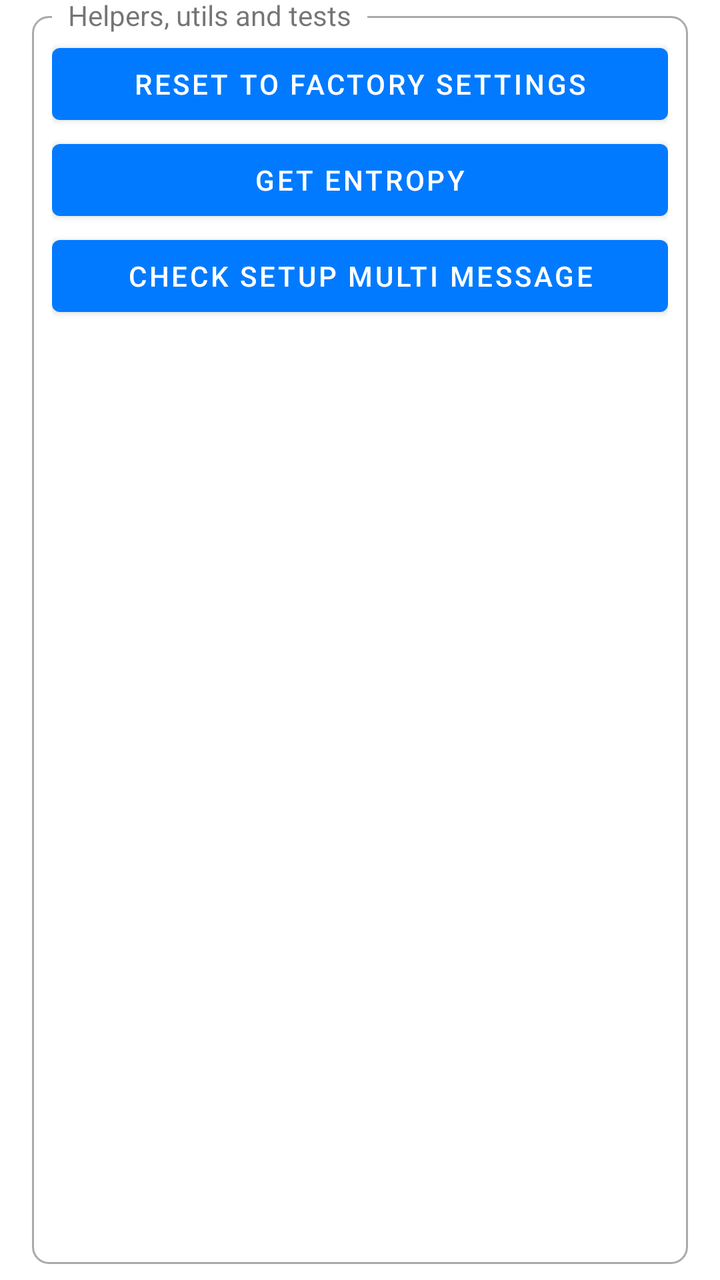
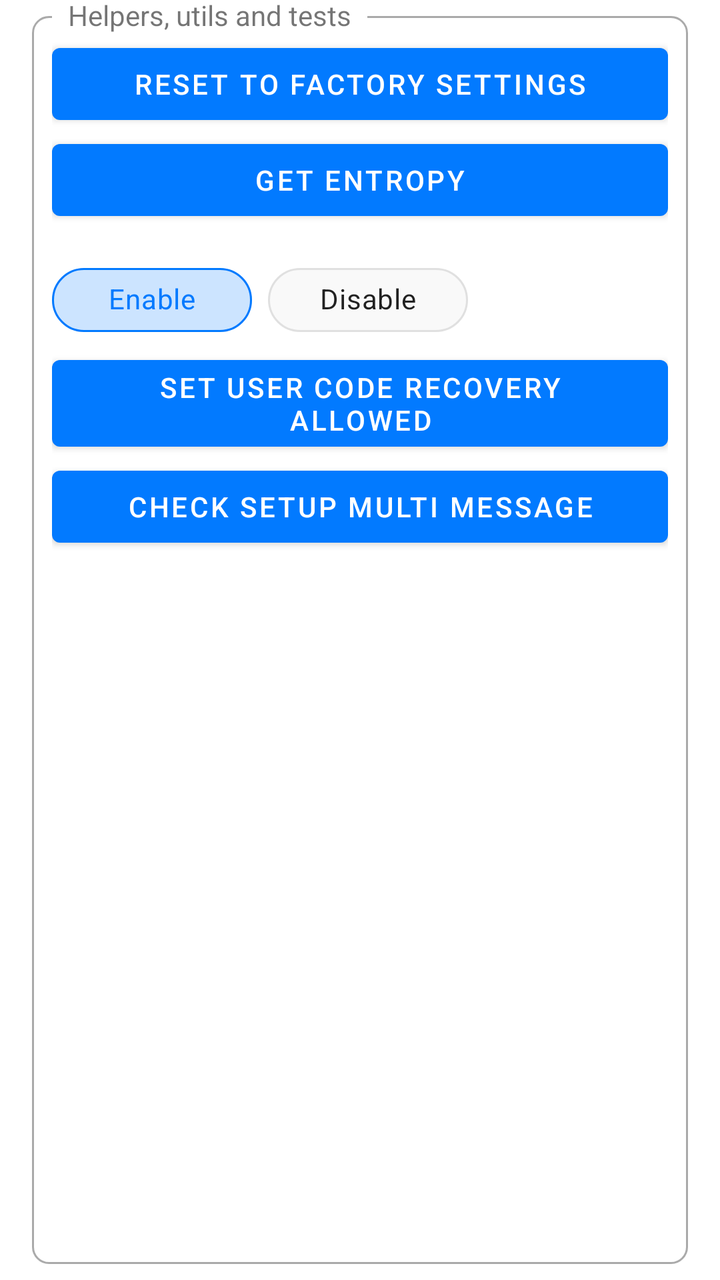

The first picture is an Android layout as it rendered before a commit; the second is the same layout after the commit. The layout source and the unified diff follow.
<!-- AndroidManifest.xml: application theme AppTheme -->
<!-- res/layout/utils.xml -->
<?xml version="1.0" encoding="utf-8"?>
<FrameLayout xmlns:android="http://schemas.android.com/apk/res/android"
    android:layout_width="match_parent"
    android:layout_height="wrap_content"
    android:clipToPadding="false"
    android:paddingStart="@dimen/box_padding_horizontal"
    android:paddingTop="@dimen/box_padding_vertical"
    android:paddingEnd="@dimen/box_padding_horizontal"
    android:paddingBottom="@dimen/box_padding_vertical">

    <FrameLayout
        android:layout_width="match_parent"
        android:layout_height="match_parent"
        android:background="@drawable/rounded_corner" />

    <TextView
        android:layout_width="wrap_content"
        android:layout_height="wrap_content"
        android:background="?android:windowBackground"
        android:paddingStart="8dp"
        android:paddingEnd="8dp"
        android:text="Helpers, utils and tests"
        android:translationX="10dp"
        android:translationY="-10dp" />

    <FrameLayout
        android:id="@+id/contentContainer"
        android:layout_width="match_parent"
        android:layout_height="match_parent"
        android:clipToPadding="false"
        android:padding="10dp">

        <LinearLayout
            android:layout_width="match_parent"
            android:layout_height="wrap_content"
            android:orientation="vertical">

            <Button
                android:id="@+id/btnResetToFactory"
                android:layout_width="match_parent"
                android:layout_height="wrap_content"
                android:text="Reset to factory settings" />

            <Button
                android:id="@+id/btnGetEntropy"
                android:layout_width="match_parent"
                android:layout_height="wrap_content"
                android:text="Get entropy" />

            <Button
                android:id="@+id/btnCheckSetMessage"
                android:layout_width="match_parent"
                android:layout_height="wrap_content"
                android:text="Check setup multi message" />

        </LinearLayout>

    </FrameLayout>

</FrameLayout>
<!-- resources referenced by this layout -->
<resources>
  <dimen name="box_padding_horizontal">16dp</dimen>
  <dimen name="box_padding_vertical">8dp</dimen>
  <!-- drawable rounded_corner (drawable) -->
  <?xml version="1.0" encoding="utf-8"?>
  <shape xmlns:android="http://schemas.android.com/apk/res/android">
      <stroke
          android:width="1dp"
          android:color="@android:color/darker_gray" />
  
      <solid android:color="@android:color/transparent" />
  
      <padding
          android:bottom="5dp"
          android:left="5dp"
          android:right="5dp"
          android:top="5dp" />
  
      <corners android:radius="8dp" />
  </shape>
  <style name="AppTheme" parent="Theme.MaterialComponents.DayNight.NoActionBar">
          <item name="colorPrimary">@color/primary</item>
          <item name="colorPrimaryDark">@color/primary_dark</item>
          <item name="colorOnPrimary">@color/on_primary</item>
          <item name="colorSecondary">@color/primary</item>
      </style>
  <color name="primary">#027aff</color>
  <color name="primary_dark">#0a02ff</color>
  <color name="on_primary">#FFFFFF</color>
</resources>

<!-- the commit's change to res/layout/utils.xml (unified diff, before → after) -->
@@ -2,6 +2,7 @@
 <FrameLayout xmlns:android="http://schemas.android.com/apk/res/android"
     android:layout_width="match_parent"
     android:layout_height="wrap_content"
+    xmlns:app="http://schemas.android.com/apk/res-auto"
     android:clipToPadding="false"
     android:paddingStart="@dimen/box_padding_horizontal"
     android:paddingTop="@dimen/box_padding_vertical"
@@ -47,6 +48,38 @@
                 android:layout_height="wrap_content"
                 android:text="Get entropy" />
 
+            <com.google.android.material.chip.ChipGroup
+                android:id="@+id/chipGroupUserCodeRecoveryAllowed"
+                android:layout_width="match_parent"
+                android:layout_height="wrap_content"
+                android:layout_marginTop="12dp"
+                app:selectionRequired="true"
+                app:singleLine="true"
+                app:singleSelection="true">
+
+                <com.google.android.material.chip.Chip
+                    android:id="@+id/chipUserCodeRecoveryEnable"
+                    style="@style/TapChip"
+                    android:layout_width="wrap_content"
+                    android:layout_height="wrap_content"
+                    android:checked="true"
+                    android:text="Enable" />
+
+                <com.google.android.material.chip.Chip
+                    android:id="@+id/chipUserCodeRecoveryDisable"
+                    style="@style/TapChip"
+                    android:layout_width="wrap_content"
+                    android:layout_height="wrap_content"
+                    android:text="Disable" />
+
+
+            </com.google.android.material.chip.ChipGroup>
+            <Button
+                android:id="@+id/btnUserCodeRecovery"
+                android:layout_width="match_parent"
+                android:layout_height="wrap_content"
+                android:text="Set User Code Recovery Allowed" />
+
             <Button
                 android:id="@+id/btnCheckSetMessage"
                 android:layout_width="match_parent"
<!-- resource entries referenced after the edit -->
@@ -19,6 +19,13 @@
   
       <corners android:radius="8dp" />
   </shape>
+  <style name="TapChip" parent="@style/Widget.MaterialComponents.Chip.Choice">
+          <item name="chipBackgroundColor">@color/selector_chip_background</item>
+          <item name="chipStrokeColor">@color/selector_chip_stroke</item>
+          <item name="chipStrokeWidth">1dp</item>
+          <item name="android:minWidth">100dp</item>
+          <item name="android:textAlignment">center</item>
+      </style>
   <style name="AppTheme" parent="Theme.MaterialComponents.DayNight.NoActionBar">
           <item name="colorPrimary">@color/primary</item>
           <item name="colorPrimaryDark">@color/primary_dark</item>
